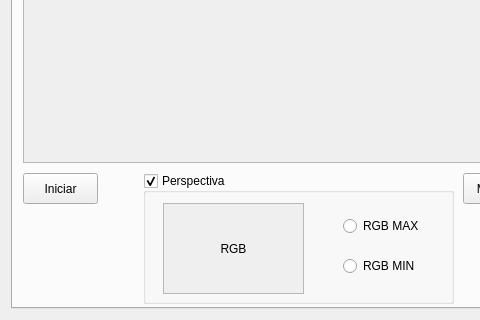
This is project/calibra_tcc/principal.ui in everbgs/calibrabgs as Qt 5 draws it before an edit; both pictures show x 0 to 480 and y 364 to 684 of the 1084 by 684 pixel window. The edited form follows.
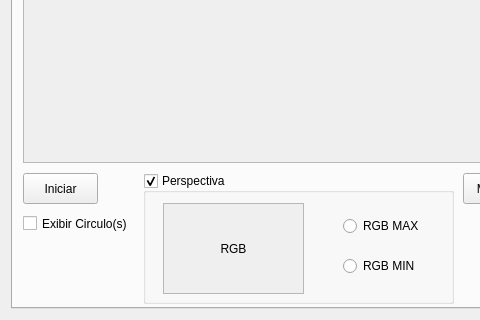
This is the edited form. Custom widgets are drawn as their Qt base class.

```diff
--- a/project/calibra_tcc/principal.ui
+++ b/project/calibra_tcc/principal.ui
@@ -1532,6 +1532,19 @@
         </property>
        </widget>
       </widget>
+      <widget class="QCheckBox" name="cbkCirculo">
+       <property name="geometry">
+        <rect>
+         <x>10</x>
+         <y>540</y>
+         <width>131</width>
+         <height>21</height>
+        </rect>
+       </property>
+       <property name="text">
+        <string>Exibir Circulo(s)</string>
+       </property>
+      </widget>
      </widget>
     </widget>
    </item>
```
